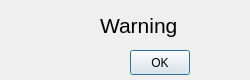
Above: Qt_Designer/warning.ui from bb305496/CSV_Weather_Dashboard before the change. Below: the same form after it.
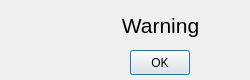
That is the form after the change. Icons and pictures are not drawn.

```diff
--- a/Qt_Designer/warning.ui
+++ b/Qt_Designer/warning.ui
@@ -45,9 +45,9 @@
   <widget class="QLabel" name="label">
    <property name="geometry">
     <rect>
-     <x>100</x>
+     <x>80</x>
      <y>5</y>
-     <width>131</width>
+     <width>161</width>
      <height>41</height>
     </rect>
    </property>
@@ -59,6 +59,9 @@
    <property name="text">
     <string>Warning</string>
    </property>
+   <property name="alignment">
+    <set>Qt::AlignmentFlag::AlignCenter</set>
+   </property>
   </widget>
   <widget class="QLabel" name="label_2">
    <property name="geometry">
```
Left out of the diff: 2 changed lines with no effect on the pictures.
